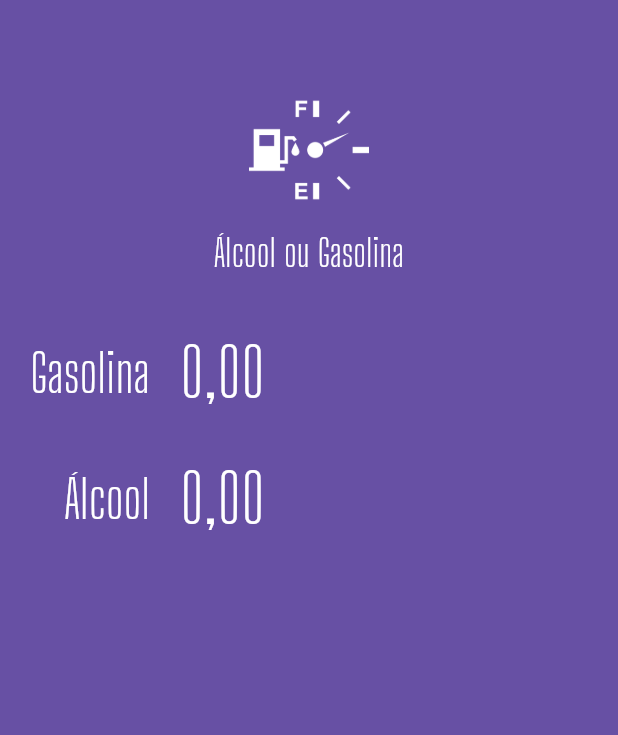
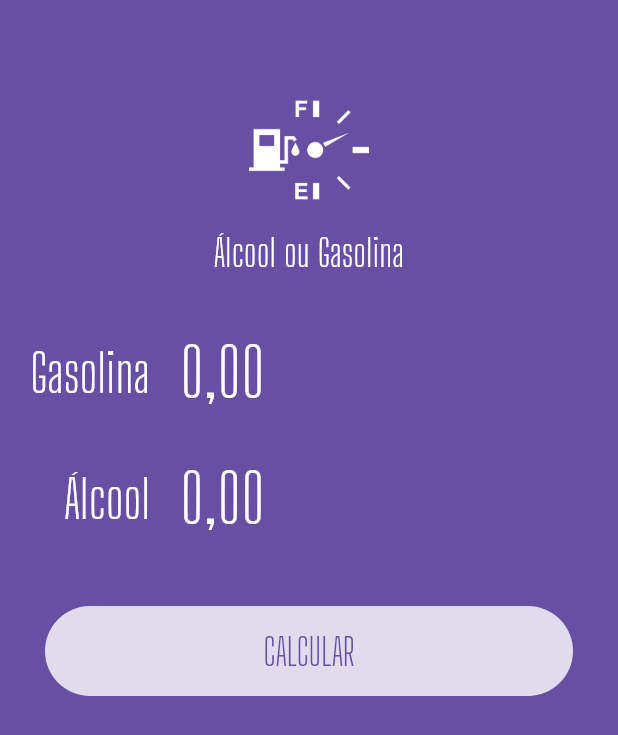
Before and after one commit to EduardTeixeira/flutter_aog, a Flutter app: the screen it shows after launch, on a phone screen of 412 x 824 dp. Shown: the top 735 px of the screen. Run offline on Flutter 3.47's test engine with Material 3 defaults, Android fonts, the phone set to English and light mode, and no system bars; our stand-ins replace flutter_masked_text2.

Commit message:
botão calcular

```diff
--- a/lib/main.dart
+++ b/lib/main.dart
@@ -45,6 +45,33 @@
             label: "Álcool",
             ctrl: _alcCtrl,
           ),
+          Container(
+            margin: EdgeInsets.all(30),
+            height: 60,
+            decoration: BoxDecoration(
+              color: Colors.white.withOpacity(
+                0.8,
+              ),
+              borderRadius: BorderRadius.circular(
+                60,
+              ),
+            ),
+            child: TextButton(
+              child: Text(
+                "CALCULAR",
+              ),
+              style: TextButton.styleFrom(
+                textStyle: TextStyle(
+                  color: Theme.of(context).primaryColor,
+                  fontSize: 25,
+                  fontFamily: "Big Shoulders Display",
+                ),
+              ),
+              onPressed: () {
+                print('Pressed');
+              },
+            ),
+          ),
         ],
       ),
     );
```
